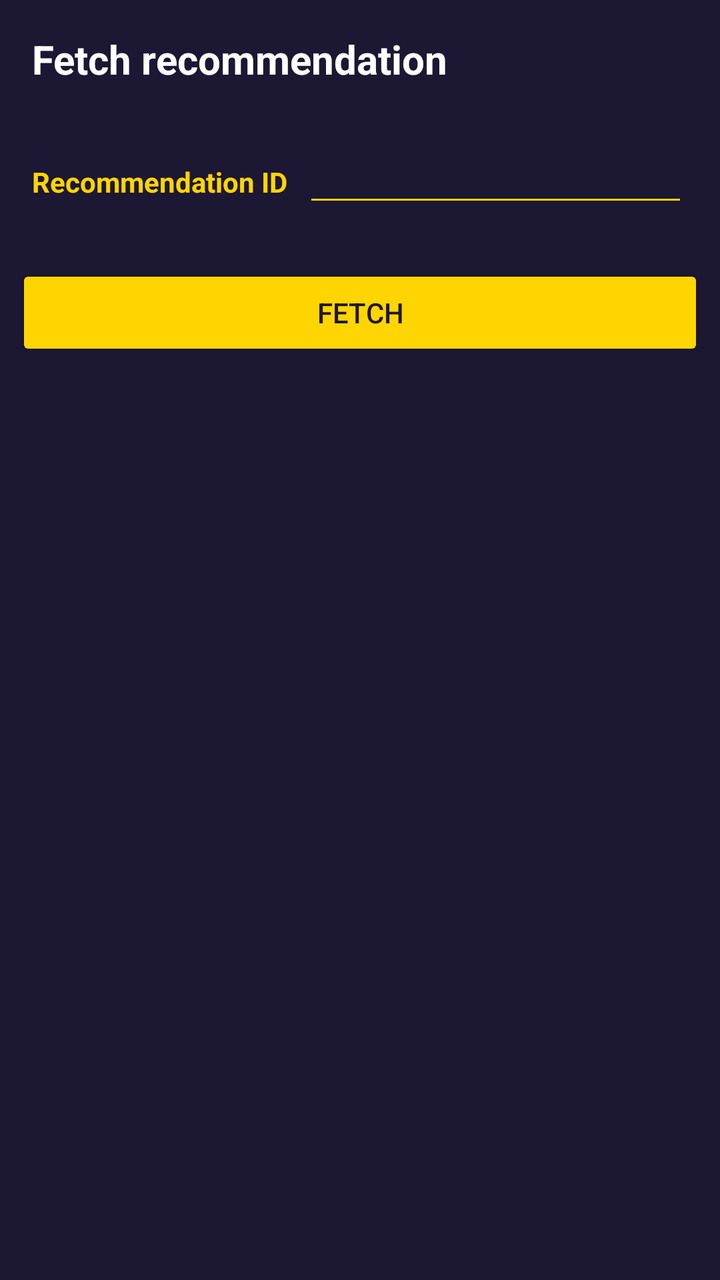
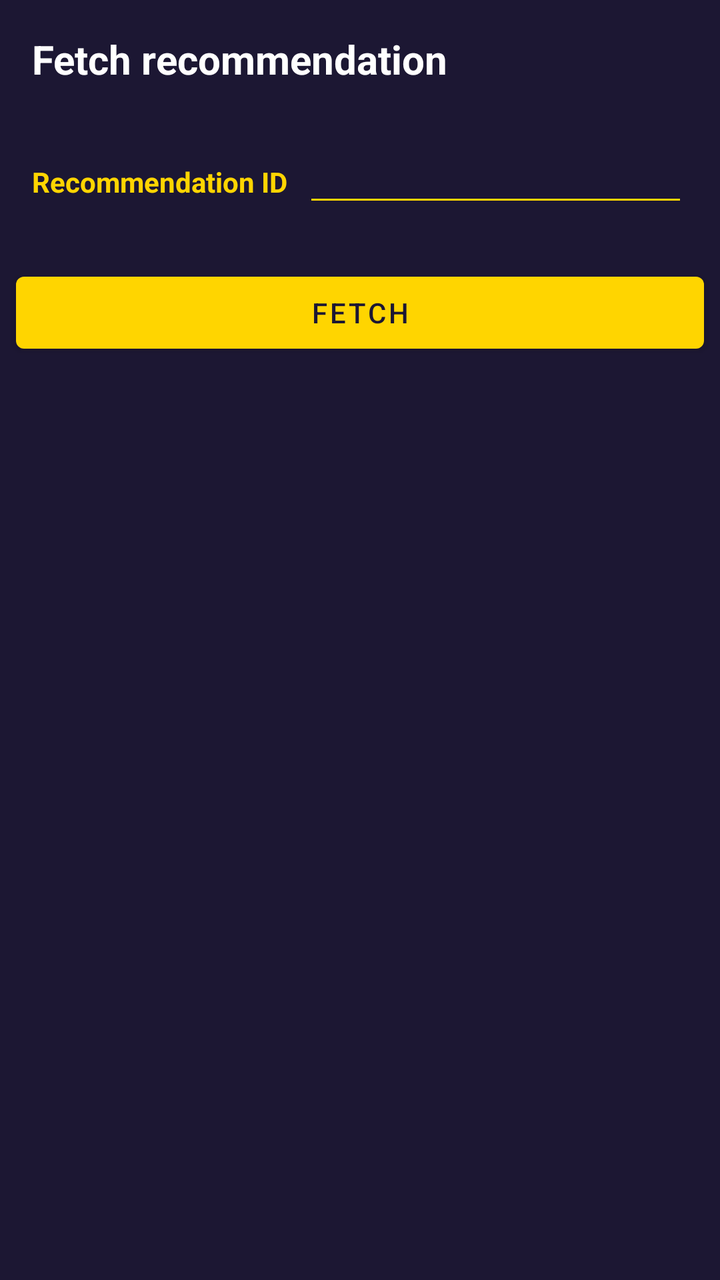

Two renders of the same Android screen: before a commit and after it. Below are the layout's source before the change and the commit's diff.
<!-- AndroidManifest.xml: application theme AppTheme -->
<!-- res/layout/dialog_fetch_recommendation.xml -->
<?xml version="1.0" encoding="utf-8"?>
<androidx.constraintlayout.widget.ConstraintLayout
    xmlns:app="http://schemas.android.com/apk/res-auto"
    android:theme="@style/MyDialogTheme"
    xmlns:android="http://schemas.android.com/apk/res/android"
    android:layout_width="match_parent"
    android:layout_height="match_parent">

    <TextView
        android:id="@+id/textViewTitle"
        android:layout_width="wrap_content"
        android:layout_height="wrap_content"
        android:layout_marginStart="16dp"
        android:layout_marginTop="16dp"
        android:text="Fetch recommendation"
        android:textSize="20sp"
        android:textStyle="bold"
        app:layout_constraintStart_toStartOf="parent"
        app:layout_constraintTop_toTopOf="parent" />

    <TextView
        android:id="@+id/textViewTypeLabel"
        android:layout_width="wrap_content"
        android:layout_height="wrap_content"
        android:layout_marginStart="16dp"
        android:text="Recommendation ID"
        android:textColor="@color/colorAccent"
        android:textStyle="bold"
        app:layout_constraintBaseline_toBaselineOf="@+id/editTextId"
        app:layout_constraintStart_toStartOf="parent" />

    <com.google.android.material.textfield.TextInputEditText
        android:id="@+id/editTextId"
        android:layout_width="0dp"
        android:layout_height="wrap_content"
        android:layout_marginEnd="16dp"
        android:layout_marginStart="8dp"
        android:layout_marginTop="24dp"
        android:inputType="text"
        android:imeOptions="actionNext"
        android:maxLines="1"
        app:layout_constraintEnd_toEndOf="parent"
        app:layout_constraintStart_toEndOf="@+id/textViewTypeLabel"
        app:layout_constraintTop_toBottomOf="@+id/textViewTitle" />

    <Button
        android:id="@+id/buttonFetch"
        android:layout_width="0dp"
        android:layout_height="wrap_content"
        android:layout_marginStart="8dp"
        android:layout_marginTop="24dp"
        android:layout_marginEnd="8dp"
        android:text="Fetch"
        android:theme="@style/AppButton"
        app:layout_constraintEnd_toEndOf="parent"
        app:layout_constraintHorizontal_bias="0.0"
        app:layout_constraintStart_toStartOf="parent"
        app:layout_constraintTop_toBottomOf="@+id/editTextId" />

</androidx.constraintlayout.widget.ConstraintLayout>
<!-- resources referenced by this layout -->
<resources>
  <color name="colorAccent">#ffd500</color>
  <style name="AppButton" parent="Theme.AppCompat">
          <item name="colorButtonNormal">@color/colorAccent</item>
          <item name="colorControlHighlight">@color/colorPrimary</item>
          <item name="android:textColor">@color/colorPrimaryDark</item>
      </style>
  <style name="MyDialogTheme" parent="Theme.AppCompat.Light.Dialog.Alert">
          <item name="android:colorPrimary">@color/colorPrimary</item>
          <item name="android:colorPrimaryDark">@color/colorPrimaryDark</item>
          <item name="android:textColorPrimary">@color/white</item>
          <item name="android:colorAccent">@color/colorAccent</item>
          <item name="android:color">@color/white</item>
          <item name="android:windowBackground">@color/colorPrimaryDark</item>
          <item name="android:colorBackground">@color/colorPrimaryDark</item>
          <item name="android:textColor">@color/white</item>
          <item name="android:textColorHint">@color/white</item>
          <item name="colorControlNormal">@color/colorAccent</item>
          <item name="colorControlActivated">@color/colorAccent</item>
      </style>
  <style name="AppTheme" parent="Theme.AppCompat.NoActionBar">
          <item name="android:colorPrimary">@color/colorPrimary</item>
          <item name="android:colorPrimaryDark">@color/colorPrimaryDark</item>
          <item name="android:textColorPrimary">@color/white</item>
          <item name="android:colorAccent">@color/colorAccent</item>
          <item name="android:color">@color/white</item>
          <item name="android:windowBackground">@color/colorPrimaryDark</item>
          <item name="android:colorBackground">@color/colorPrimaryDark</item>
          <item name="android:textColor">@color/white</item>
          <item name="android:textColorHint">@color/white</item>
          <item name="colorControlNormal">@color/colorAccent</item>
          <item name="colorControlActivated">@color/colorAccent</item>
      </style>
  <color name="colorPrimary">#352c61</color>
  <color name="colorPrimaryDark">#1c1733</color>
  <color name="white">#FFFFFF</color>
</resources>

<!-- the commit's change to res/layout/dialog_fetch_recommendation.xml (unified diff, before → after) -->
@@ -1,7 +1,6 @@
 <?xml version="1.0" encoding="utf-8"?>
 <androidx.constraintlayout.widget.ConstraintLayout
     xmlns:app="http://schemas.android.com/apk/res-auto"
-    android:theme="@style/MyDialogTheme"
     xmlns:android="http://schemas.android.com/apk/res/android"
     android:layout_width="match_parent"
     android:layout_height="match_parent">
@@ -12,7 +11,7 @@
         android:layout_height="wrap_content"
         android:layout_marginStart="16dp"
         android:layout_marginTop="16dp"
-        android:text="Fetch recommendation"
+        android:text="@string/title_fetch_recommendation"
         android:textSize="20sp"
         android:textStyle="bold"
         app:layout_constraintStart_toStartOf="parent"
@@ -23,7 +22,7 @@
         android:layout_width="wrap_content"
         android:layout_height="wrap_content"
         android:layout_marginStart="16dp"
-        android:text="Recommendation ID"
+        android:text="@string/title_recommendation_id"
         android:textColor="@color/colorAccent"
         android:textStyle="bold"
         app:layout_constraintBaseline_toBaselineOf="@+id/editTextId"
@@ -50,8 +49,7 @@
         android:layout_marginStart="8dp"
         android:layout_marginTop="24dp"
         android:layout_marginEnd="8dp"
-        android:text="Fetch"
-        android:theme="@style/AppButton"
+        android:text="@string/fetch"
         app:layout_constraintEnd_toEndOf="parent"
         app:layout_constraintHorizontal_bias="0.0"
         app:layout_constraintStart_toStartOf="parent"
<!-- resource entries referenced after the edit -->
@@ -1,36 +1,49 @@
 <!-- resources referenced by this layout -->
 <resources>
   <color name="colorAccent">#ffd500</color>
-  <style name="AppButton" parent="Theme.AppCompat">
-          <item name="colorButtonNormal">@color/colorAccent</item>
-          <item name="colorControlHighlight">@color/colorPrimary</item>
+  <string name="fetch">Fetch</string>
+  <string name="title_fetch_recommendation">Fetch recommendation</string>
+  <string name="title_recommendation_id">Recommendation ID</string>
+  <style name="AppButton" parent="Widget.MaterialComponents.Button">
+          <item name="backgroundTint">@color/colorAccent</item>
           <item name="android:textColor">@color/colorPrimaryDark</item>
       </style>
-  <style name="MyDialogTheme" parent="Theme.AppCompat.Light.Dialog.Alert">
-          <item name="android:colorPrimary">@color/colorPrimary</item>
-          <item name="android:colorPrimaryDark">@color/colorPrimaryDark</item>
-          <item name="android:textColorPrimary">@color/white</item>
-          <item name="android:colorAccent">@color/colorAccent</item>
-          <item name="android:color">@color/white</item>
+  <style name="Widget.App.TextInputLayout.FilledBox" parent="Widget.MaterialComponents.TextInputLayout.FilledBox">
+          <item name="android:textColor">@color/white</item>
+          <item name="android:textColorHint">@color/white</item>
+          <item name="boxBackgroundColor">@color/colorPrimaryDark</item>
+          <item name="boxStrokeColor">@color/filled_stroke_color</item>
+          <item name="materialThemeOverlay">@style/ThemeOverlay.App.TextInputLayout.FilledBox</item>
+      </style>
+  <style name="ThemeOverlay.App.MaterialAlertDialog" parent="ThemeOverlay.MaterialComponents.MaterialAlertDialog">
+          <item name="buttonBarPositiveButtonStyle">@style/Widget.App.Button.TextButton.Dialog</item>
+          <item name="buttonBarNegativeButtonStyle">@style/Widget.App.Button.TextButton.Dialog</item>
+          <item name="buttonBarNeutralButtonStyle">@style/Widget.App.Button.TextButton.Dialog</item>
+      </style>
+  <style name="ThemeOverlay.App.TextInputLayout.FilledBox" parent="">
+          <item name="colorPrimary">@color/colorAccent</item>
+          <item name="editTextStyle">@style/Widget.MaterialComponents.TextInputLayout.FilledBox</item>
+      </style>
+  <style name="Widget.App.Button.TextButton.Dialog" parent="Widget.MaterialComponents.Button.TextButton.Dialog">
+          <item name="materialThemeOverlay">@style/ThemeOverlay.App.Button.TextButton.Dialog</item>
+      </style>
+  <style name="ThemeOverlay.App.Button.TextButton.Dialog" parent="">
+          <item name="colorPrimary">@color/white</item>
+      </style>
+  <style name="AppTheme" parent="Theme.MaterialComponents.NoActionBar">
+          <item name="colorPrimary">@color/colorPrimary</item>
+          <item name="colorPrimaryVariant">@color/colorPrimaryDark</item>
+          <item name="colorSecondary">@color/colorAccent</item>
           <item name="android:windowBackground">@color/colorPrimaryDark</item>
           <item name="android:colorBackground">@color/colorPrimaryDark</item>
+          <item name="android:textColorPrimary">@color/white</item>
           <item name="android:textColor">@color/white</item>
           <item name="android:textColorHint">@color/white</item>
           <item name="colorControlNormal">@color/colorAccent</item>
           <item name="colorControlActivated">@color/colorAccent</item>
-      </style>
-  <style name="AppTheme" parent="Theme.AppCompat.NoActionBar">
-          <item name="android:colorPrimary">@color/colorPrimary</item>
-          <item name="android:colorPrimaryDark">@color/colorPrimaryDark</item>
-          <item name="android:textColorPrimary">@color/white</item>
-          <item name="android:colorAccent">@color/colorAccent</item>
-          <item name="android:color">@color/white</item>
-          <item name="android:windowBackground">@color/colorPrimaryDark</item>
-          <item name="android:colorBackground">@color/colorPrimaryDark</item>
-          <item name="android:textColor">@color/white</item>
-          <item name="android:textColorHint">@color/white</item>
-          <item name="colorControlNormal">@color/colorAccent</item>
-          <item name="colorControlActivated">@color/colorAccent</item>
+          <item name="materialButtonStyle">@style/AppButton</item>
+          <item name="textInputStyle">@style/Widget.App.TextInputLayout.FilledBox</item>
+          <item name="materialAlertDialogTheme">@style/ThemeOverlay.App.MaterialAlertDialog</item>
       </style>
   <color name="colorPrimary">#352c61</color>
   <color name="colorPrimaryDark">#1c1733</color>
